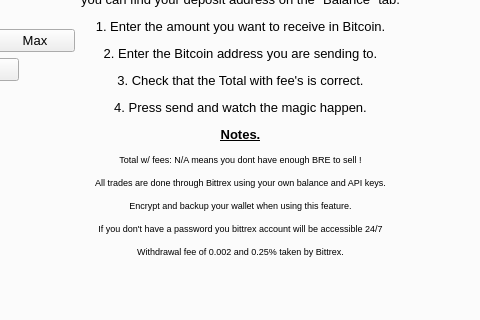
Before: the Qt Designer form src/qt/forms/tradingdialog.ui in Nigho/ignitioncoin, drawn with Qt 5; both pictures show x 350 to 830 and y 192 to 512 of the 1031 by 604 pixel window.
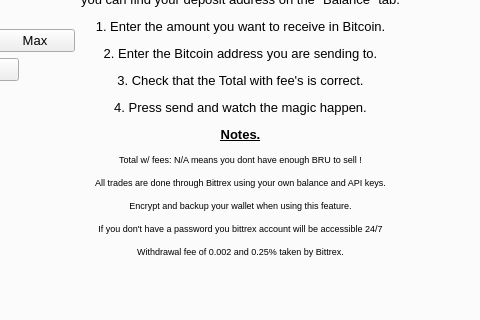
After: the same form once the commit is applied. The open tabs and pages were chosen to show the change. Icons and pictures are not drawn.

What changed in the file:
```diff
--- a/src/qt/forms/tradingdialog.ui
+++ b/src/qt/forms/tradingdialog.ui
@@ -3797,7 +3797,7 @@
           </font>
          </property>
          <property name="text">
-          <string>&lt;html&gt;&lt;head/&gt;&lt;body&gt;&lt;p align=&quot;center&quot;&gt;&lt;span style=&quot; font-weight:600; text-decoration: underline;&quot;&gt;Instructions:&lt;/span&gt;&lt;/p&gt;&lt;p align=&quot;center&quot;&gt;To use the cross sending feature you need to have &lt;/p&gt;&lt;p align=&quot;center&quot;&gt;IC available to spend on Bittrex. If you don't have any &lt;/p&gt;&lt;p align=&quot;center&quot;&gt;you can find your deposit address on the &amp;quot;Balance&amp;quot; tab.&lt;/p&gt;&lt;p align=&quot;center&quot;&gt;1. Enter the amount you want to receive in Bitcoin.&lt;/p&gt;&lt;p align=&quot;center&quot;&gt;2. Enter the Bitcoin address you are sending to.&lt;/p&gt;&lt;p align=&quot;center&quot;&gt;3. Check that the Total with fee's is correct.&lt;/p&gt;&lt;p align=&quot;center&quot;&gt;4. Press send and watch the magic happen.&lt;/p&gt;&lt;p align=&quot;center&quot;&gt;&lt;span style=&quot; font-weight:600; text-decoration: underline;&quot;&gt;Notes.&lt;/span&gt;&lt;/p&gt;&lt;p align=&quot;center&quot;&gt;&lt;span style=&quot; font-size:7pt;&quot;&gt;Total w/ fees: N/A means you dont have enough BRE to sell !&lt;/span&gt;&lt;/p&gt;&lt;p align=&quot;center&quot;&gt;&lt;span style=&quot; font-size:7pt;&quot;&gt;All trades are done through Bittrex using your own balance and API keys.&lt;/span&gt;&lt;/p&gt;&lt;p align=&quot;center&quot;&gt;&lt;span style=&quot; font-size:7pt;&quot;&gt;Encrypt and backup your wallet when using this feature.&lt;/span&gt;&lt;/p&gt;&lt;p align=&quot;center&quot;&gt;&lt;span style=&quot; font-size:7pt;&quot;&gt;If you don't have a password you bittrex account will be accessible 24/7&lt;/span&gt;&lt;/p&gt;&lt;p align=&quot;center&quot;&gt;&lt;span style=&quot; font-size:7pt;&quot;&gt;Withdrawal fee of 0.002 and 0.25% taken by Bittrex.&lt;/span&gt;&lt;/p&gt;&lt;/body&gt;&lt;/html&gt;</string>
+          <string>&lt;html&gt;&lt;head/&gt;&lt;body&gt;&lt;p align=&quot;center&quot;&gt;&lt;span style=&quot; font-weight:600; text-decoration: underline;&quot;&gt;Instructions:&lt;/span&gt;&lt;/p&gt;&lt;p align=&quot;center&quot;&gt;To use the cross sending feature you need to have &lt;/p&gt;&lt;p align=&quot;center&quot;&gt;IC available to spend on Bittrex. If you don't have any &lt;/p&gt;&lt;p align=&quot;center&quot;&gt;you can find your deposit address on the &amp;quot;Balance&amp;quot; tab.&lt;/p&gt;&lt;p align=&quot;center&quot;&gt;1. Enter the amount you want to receive in Bitcoin.&lt;/p&gt;&lt;p align=&quot;center&quot;&gt;2. Enter the Bitcoin address you are sending to.&lt;/p&gt;&lt;p align=&quot;center&quot;&gt;3. Check that the Total with fee's is correct.&lt;/p&gt;&lt;p align=&quot;center&quot;&gt;4. Press send and watch the magic happen.&lt;/p&gt;&lt;p align=&quot;center&quot;&gt;&lt;span style=&quot; font-weight:600; text-decoration: underline;&quot;&gt;Notes.&lt;/span&gt;&lt;/p&gt;&lt;p align=&quot;center&quot;&gt;&lt;span style=&quot; font-size:7pt;&quot;&gt;Total w/ fees: N/A means you dont have enough BRU to sell !&lt;/span&gt;&lt;/p&gt;&lt;p align=&quot;center&quot;&gt;&lt;span style=&quot; font-size:7pt;&quot;&gt;All trades are done through Bittrex using your own balance and API keys.&lt;/span&gt;&lt;/p&gt;&lt;p align=&quot;center&quot;&gt;&lt;span style=&quot; font-size:7pt;&quot;&gt;Encrypt and backup your wallet when using this feature.&lt;/span&gt;&lt;/p&gt;&lt;p align=&quot;center&quot;&gt;&lt;span style=&quot; font-size:7pt;&quot;&gt;If you don't have a password you bittrex account will be accessible 24/7&lt;/span&gt;&lt;/p&gt;&lt;p align=&quot;center&quot;&gt;&lt;span style=&quot; font-size:7pt;&quot;&gt;Withdrawal fee of 0.002 and 0.25% taken by Bittrex.&lt;/span&gt;&lt;/p&gt;&lt;/body&gt;&lt;/html&gt;</string>
          </property>
         </widget>
        </item>
```
Left out of the diff: 2 changed lines with no effect on the pictures.
